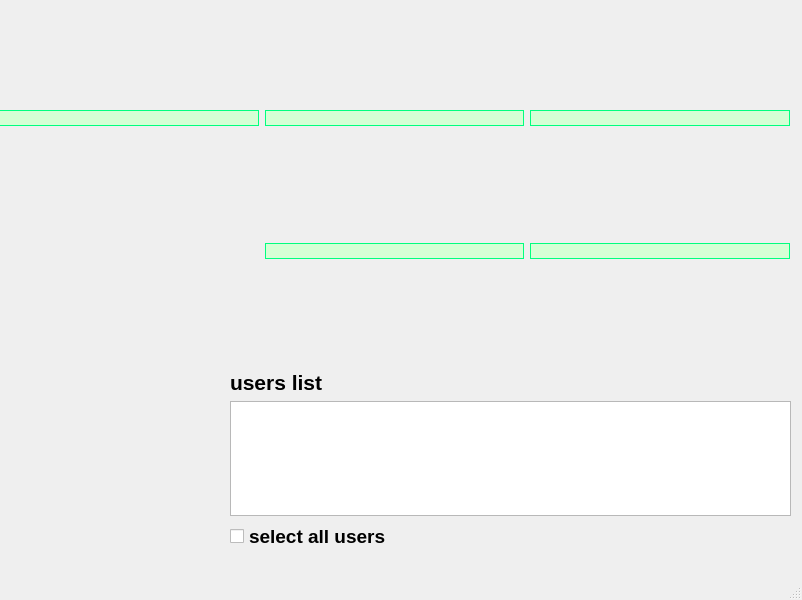
This is uiFile.ui in tomer7493/cyberProject as Qt 5 draws it before an edit. The edited form follows.
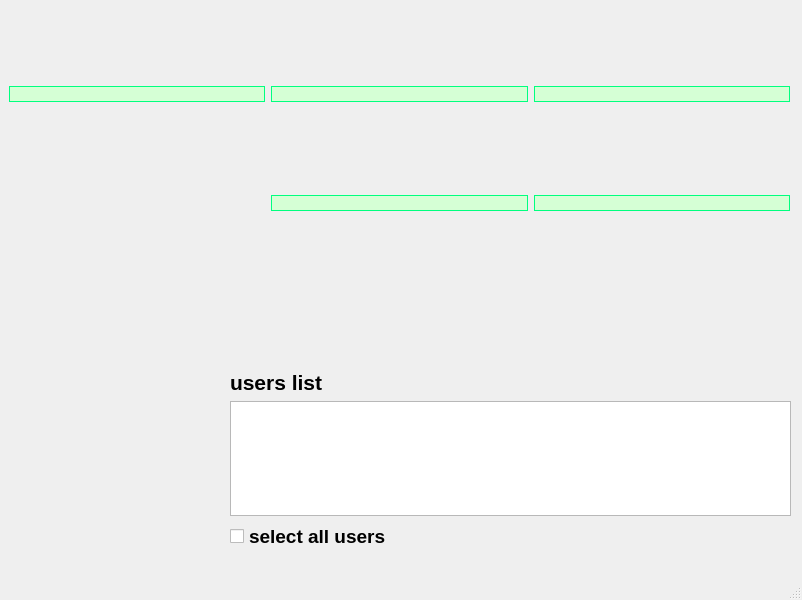
This is the edited form. Icons and pictures are not drawn.

Commit message: client name ui added

Diff of the .ui file:
```diff
--- a/uiFile.ui
+++ b/uiFile.ui
@@ -81,10 +81,10 @@
    <widget class="QWidget" name="gridLayoutWidget">
     <property name="geometry">
      <rect>
-      <x>-11</x>
+      <x>-1</x>
       <y>-1</y>
-      <width>811</width>
-      <height>371</height>
+      <width>801</width>
+      <height>301</height>
      </rect>
     </property>
     <layout class="QGridLayout" name="gridLayout_2">
```
Left out of the diff: 3 changed lines with no effect on the pictures. The commit also changes 6 other files.
